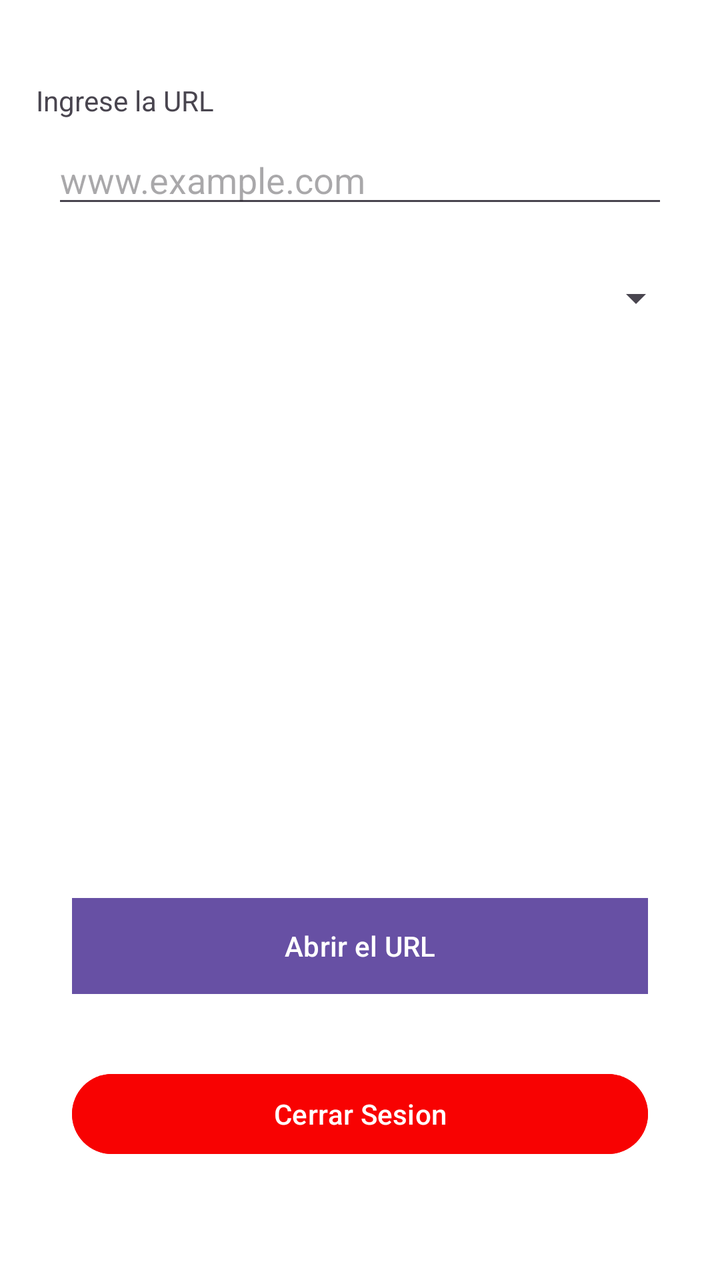
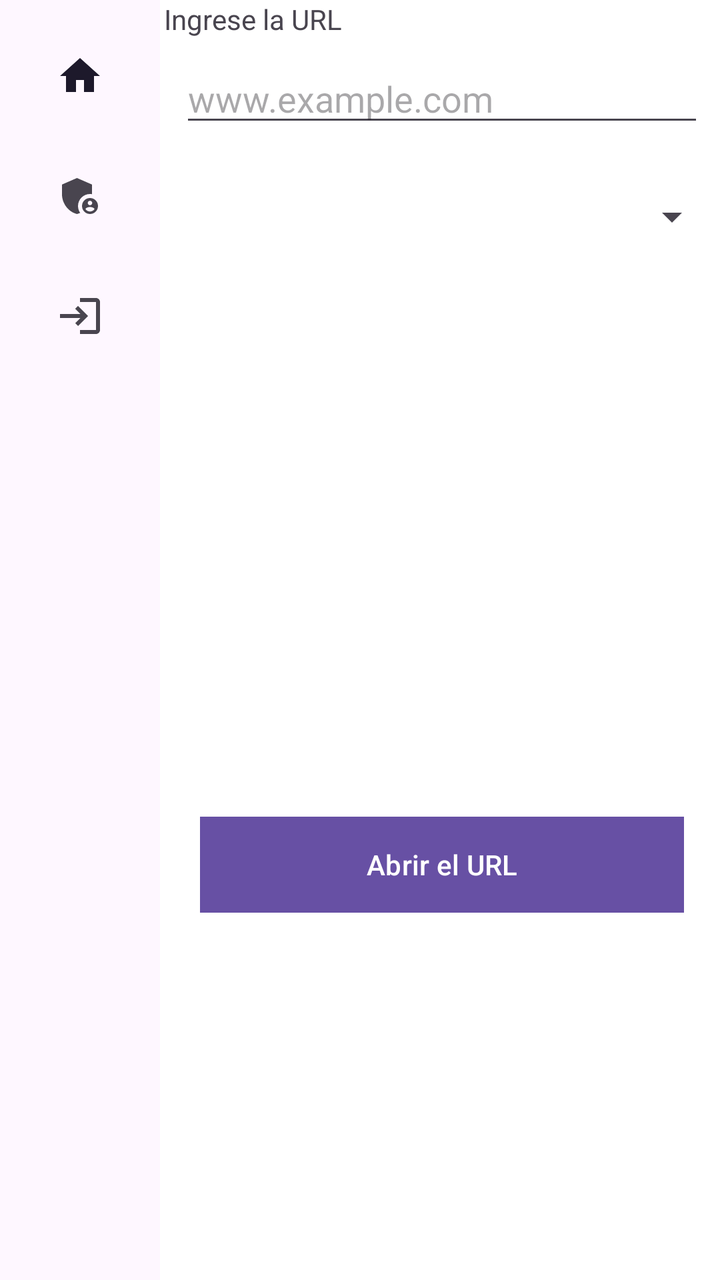

The first picture is an Android layout as it rendered before a commit; the second is the same layout after the commit. The layout source and the unified diff follow.
<!-- AndroidManifest.xml: application theme Theme.DispMovilesProyecto -->
<!-- res/layout/activity_principal.xml -->
<?xml version="1.0" encoding="utf-8"?>
<LinearLayout xmlns:android="http://schemas.android.com/apk/res/android"
    xmlns:app="http://schemas.android.com/apk/res-auto"
    xmlns:tools="http://schemas.android.com/tools"
    android:id="@+id/main"
    android:layout_width="match_parent"
    android:layout_height="match_parent"
    android:orientation="vertical"
    android:padding="18dp"
    android:gravity="center"
    android:background="@color/white"
    tools:context=".Principal">

    <TextView
        android:layout_width="match_parent"
        android:layout_height="wrap_content"
        android:text="Ingrese la URL" />

    <com.google.android.material.textfield.TextInputEditText
        android:id="@+id/urlTxt"
        android:layout_width="match_parent"
        android:layout_margin="8dp"
        android:layout_height="wrap_content"
        android:hint="www.example.com"/>

    <Spinner
        android:id="@+id/spinnerURLs"
        android:layout_width="match_parent"
        android:layout_height="64dp"/>

    <androidx.recyclerview.widget.RecyclerView
        android:id="@+id/RvURLs"
        android:layout_width="match_parent"
        android:layout_height="250dp"/>

    <com.google.android.material.button.MaterialButton
        android:id="@+id/urlBtn"
        android:layout_width="match_parent"
        android:layout_height="wrap_content"
        android:layout_margin="18dp"
        android:background="@color/buttom_color"
        android:text="Abrir el URL"/>

    <com.google.android.material.button.MaterialButton
        android:id="@+id/logoutBtn"
        android:layout_width="match_parent"
        android:layout_height="wrap_content"
        android:layout_margin="18dp"
        android:backgroundTint="@color/red"
        android:text="Cerrar Sesion"/>
</LinearLayout>
<!-- resources referenced by this layout -->
<resources>
  <color name="buttom_color">#27f22e</color>
  <color name="red">#F80202</color>
  <color name="white">#FFFFFFFF</color>
  <style name="Theme.DispMovilesProyecto" parent="Base.Theme.DispMovilesProyecto" />
  <style name="Base.Theme.DispMovilesProyecto" parent="Theme.Material3.DayNight.NoActionBar">
          
          
      </style>
</resources>

<!-- the commit's change to res/layout/activity_principal.xml (unified diff, before → after) -->
@@ -1,51 +1,64 @@
 <?xml version="1.0" encoding="utf-8"?>
-<LinearLayout xmlns:android="http://schemas.android.com/apk/res/android"
+<androidx.constraintlayout.widget.ConstraintLayout xmlns:android="http://schemas.android.com/apk/res/android"
     xmlns:app="http://schemas.android.com/apk/res-auto"
     xmlns:tools="http://schemas.android.com/tools"
     android:id="@+id/main"
     android:layout_width="match_parent"
     android:layout_height="match_parent"
     android:orientation="vertical"
-    android:padding="18dp"
     android:gravity="center"
     android:background="@color/white"
     tools:context=".Principal">
 
-    <TextView
+    <LinearLayout
+        android:id="@+id/linearlayout"
+        android:orientation="vertical"
         android:layout_width="match_parent"
-        android:layout_height="wrap_content"
-        android:text="Ingrese la URL" />
+        android:layout_height="match_parent"
+        android:layout_marginLeft="82dp"
+        app:layout_constraintEnd_toEndOf="parent"
+        app:layout_constraintStart_toStartOf="parent">
 
-    <com.google.android.material.textfield.TextInputEditText
-        android:id="@+id/urlTxt"
-        android:layout_width="match_parent"
-        android:layout_margin="8dp"
-        android:layout_height="wrap_content"
-        android:hint="www.example.com"/>
+        <TextView
+            android:layout_width="match_parent"
+            android:layout_height="wrap_content"
+            android:text="Ingrese la URL" />
 
-    <Spinner
-        android:id="@+id/spinnerURLs"
-        android:layout_width="match_parent"
-        android:layout_height="64dp"/>
+        <com.google.android.material.textfield.TextInputEditText
+            android:id="@+id/urlTxt"
+            android:layout_width="match_parent"
+            android:layout_margin="8dp"
+            android:layout_height="wrap_content"
+            android:hint="www.example.com"/>
 
-    <androidx.recyclerview.widget.RecyclerView
-        android:id="@+id/RvURLs"
-        android:layout_width="match_parent"
-        android:layout_height="250dp"/>
+        <Spinner
+            android:id="@+id/spinnerURLs"
+            android:layout_width="match_parent"
+            android:layout_height="64dp"/>
 
-    <com.google.android.material.button.MaterialButton
-        android:id="@+id/urlBtn"
-        android:layout_width="match_parent"
-        android:layout_height="wrap_content"
-        android:layout_margin="18dp"
-        android:background="@color/buttom_color"
-        android:text="Abrir el URL"/>
+        <androidx.recyclerview.widget.RecyclerView
+            android:id="@+id/RvURLs"
+            android:layout_width="match_parent"
+            android:layout_height="250dp"/>
 
-    <com.google.android.material.button.MaterialButton
-        android:id="@+id/logoutBtn"
-        android:layout_width="match_parent"
-        android:layout_height="wrap_content"
-        android:layout_margin="18dp"
-        android:backgroundTint="@color/red"
-        android:text="Cerrar Sesion"/>
-</LinearLayout>
+        <com.google.android.material.button.MaterialButton
+            android:id="@+id/urlBtn"
+            android:layout_width="match_parent"
+            android:layout_height="wrap_content"
+            android:layout_margin="18dp"
+            android:background="@color/buttom_color"
+            android:text="Abrir el URL"/>
+
+
+    </LinearLayout>
+    <com.google.android.material.navigationrail.NavigationRailView
+        android:id="@+id/bottomNavigationView"
+        android:layout_width="wrap_content"
+        android:layout_height="match_parent"
+        app:labelVisibilityMode="unlabeled"
+        app:layout_constraintBottom_toBottomOf="parent"
+        app:layout_constraintStart_toStartOf="parent"
+        app:layout_constraintTop_toTopOf="parent"
+        app:menu="@menu/bottom_nav_bar"
+        />
+</androidx.constraintlayout.widget.ConstraintLayout>
<!-- resource entries referenced after the edit -->
@@ -1,7 +1,6 @@
 <!-- resources referenced by this layout -->
 <resources>
   <color name="buttom_color">#27f22e</color>
-  <color name="red">#F80202</color>
   <color name="white">#FFFFFFFF</color>
   <style name="Theme.DispMovilesProyecto" parent="Base.Theme.DispMovilesProyecto" />
   <style name="Base.Theme.DispMovilesProyecto" parent="Theme.Material3.DayNight.NoActionBar">
